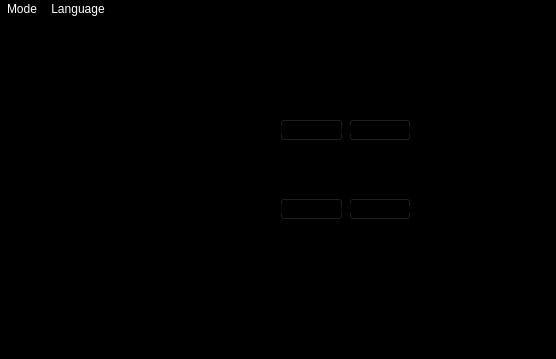
Above: FantaManager/mainwindow.ui from EdoardoGalletti/FantaMonitor before the change; both pictures show x 90 to 646 and y 0 to 359 of the 1400 by 768 pixel window. Below: the same form after it.
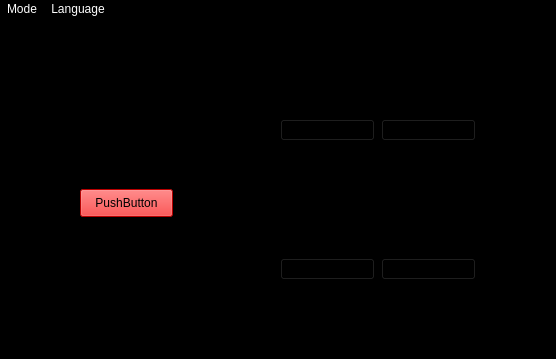
That is the form after the change. Icons and pictures are not drawn.

Commit message: Test idiota con bottone

Patch:
```diff
--- a/FantaManager/mainwindow.ui
+++ b/FantaManager/mainwindow.ui
@@ -20,13 +20,13 @@
    <string notr="true">background-color: rgb(0, 0, 0);</string>
   </property>
   <widget class="QWidget" name="centralwidget">
-   <widget class="QWidget" name="">
+   <widget class="QWidget" name="layoutWidget">
     <property name="geometry">
      <rect>
       <x>370</x>
       <y>100</y>
-      <width>131</width>
-      <height>101</height>
+      <width>196</width>
+      <height>161</height>
      </rect>
     </property>
     <layout class="QVBoxLayout" name="verticalLayout">
@@ -71,6 +71,26 @@
      </item>
     </layout>
    </widget>
+   <widget class="QPushButton" name="testButton">
+    <property name="geometry">
+     <rect>
+      <x>170</x>
+      <y>170</y>
+      <width>93</width>
+      <height>28</height>
+     </rect>
+    </property>
+    <property name="styleSheet">
+     <string notr="true">background-color: red</string>
+    </property>
+    <property name="text">
+     <string>PushButton</string>
+    </property>
+    <property name="icon">
+     <iconset resource="BtnImages.qrc">
+      <normaloff>:/new/img/Resources/BtnImages/Crystal_Project_Messagebox_warning.png</normaloff>:/new/img/Resources/BtnImages/Crystal_Project_Messagebox_warning.png</iconset>
+    </property>
+   </widget>
   </widget>
   <widget class="QMenuBar" name="menubar">
    <property name="geometry">
```
Left out of the diff: 6 changed lines with no effect on the pictures. The commit also changes 2 other files.
